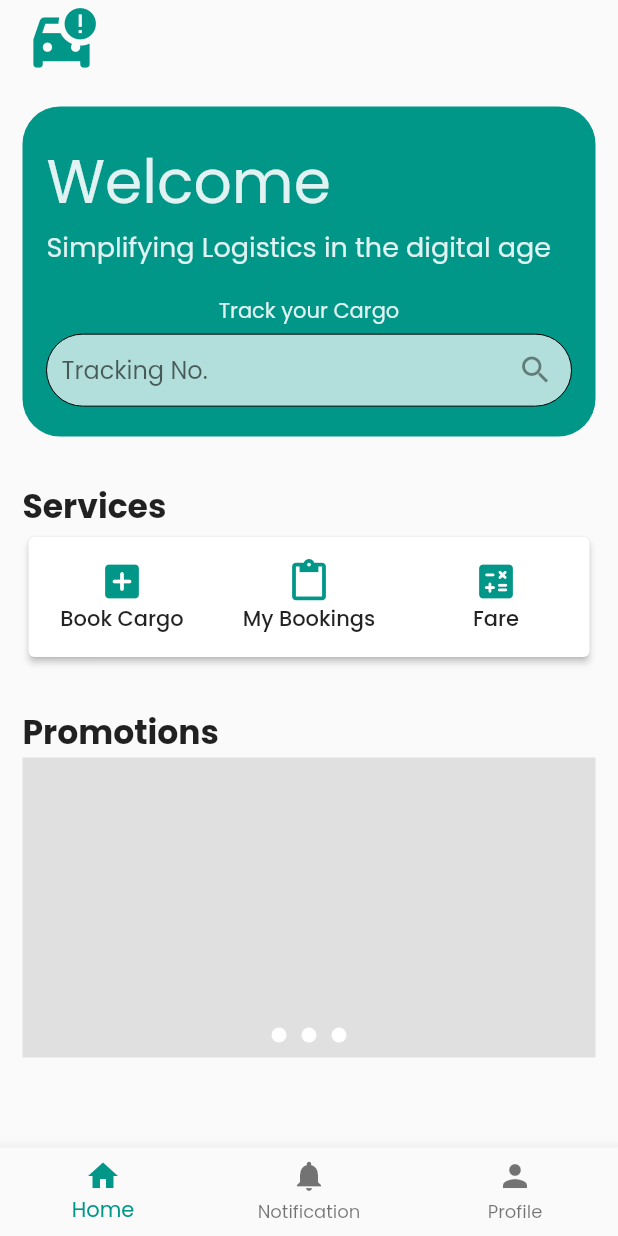
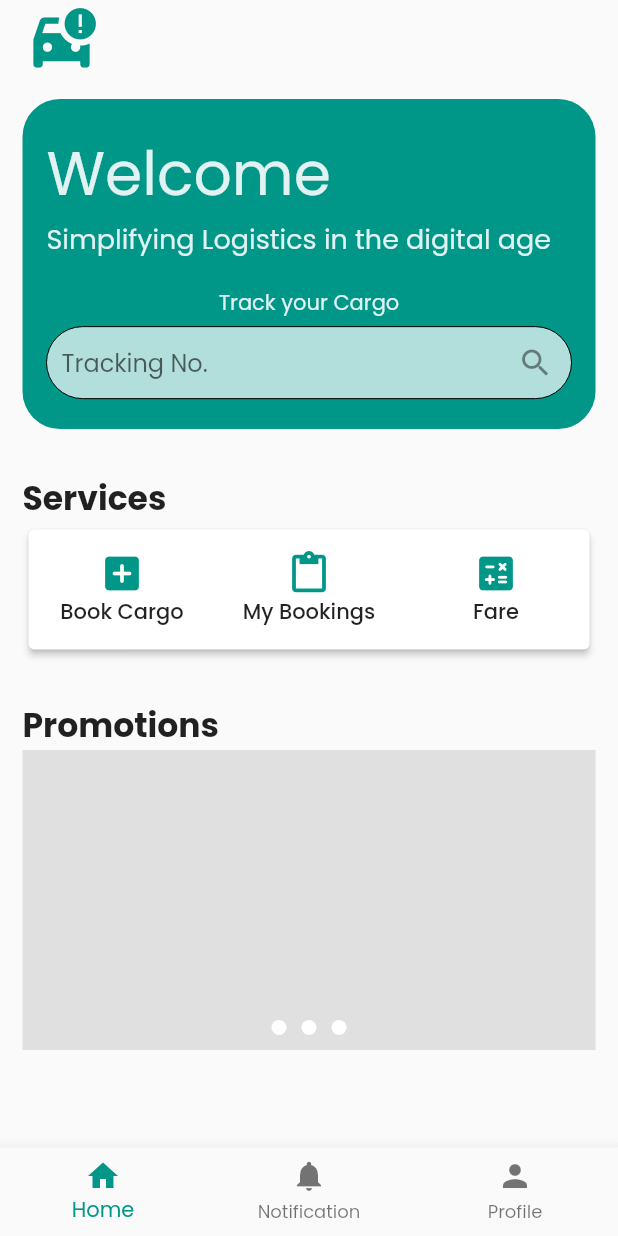
Before and after one commit to jodelmar1016/SUNDO-Freight, a Flutter app: the screen it shows after launch, on a phone screen of 412 x 824 dp. Run offline on Flutter 3.47's test engine with Material 2 defaults, Android fonts, the light colour scheme and no system bars; our stand-ins replace cloud_firestore, firebase_core, google_fonts, google_maps_flutter; accounts and stored records are empty.

Commit message:
change padding-top of the header

```diff
--- a/lib/pages/user/home.dart
+++ b/lib/pages/user/home.dart
@@ -223,7 +223,7 @@ class Home extends StatelessWidget {
       child: SafeArea(
         child: SingleChildScrollView(
           child: Padding(
-            padding: const EdgeInsets.fromLTRB(15, 15, 15, 0),
+            padding: const EdgeInsets.fromLTRB(15, 10, 15, 0),
             child: Column(
               crossAxisAlignment: CrossAxisAlignment.start,
               children: [
```
